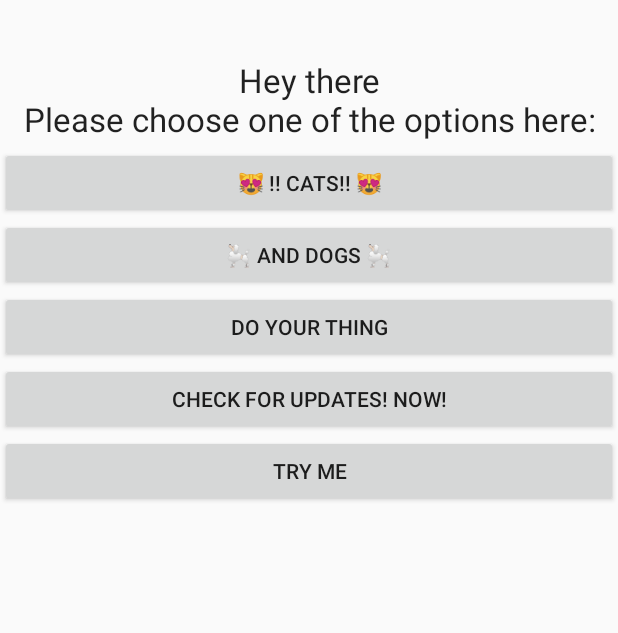
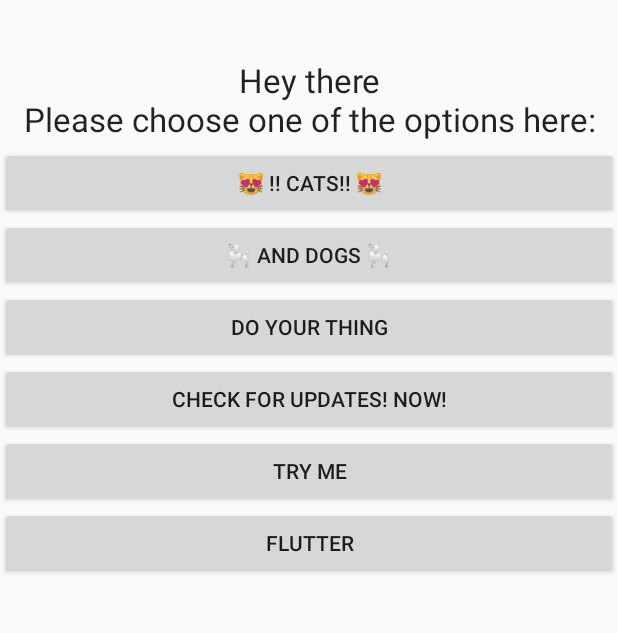
Before and after one commit to gdg-berlin-android/ZeThree, an Android app built with Jetpack Compose: the screen it shows after launch (MainActivity), on a phone screen of 412 x 824 dp, the part 56-689 px from its top. Run offline under Robolectric (Android 15) with nearby library versions, the phone set to English and light mode, and no system bars; libraries missing offline, so code that uses them is left out: com.dtx12.android_animations_actions; 2 statements that could not run were skipped.

Commit message:
Mario this is for you

```diff
--- a/app/src/main/res/layout/main_activity.xml
+++ b/app/src/main/res/layout/main_activity.xml
@@ -43,7 +43,7 @@
     <androidx.constraintlayout.helper.widget.Flow
         android:layout_width="match_parent"
         android:layout_height="0dp"
-        app:constraint_referenced_ids="main_cat_button,main_not_cat_button,do_your_thing_button,check_for_updates_button,try_me_button"
+        app:constraint_referenced_ids="main_cat_button,main_not_cat_button,do_your_thing_button,check_for_updates_button,try_me_button, flutter_button"
         app:flow_horizontalStyle="spread"
         app:flow_maxElementsWrap="1"
         app:flow_wrapMode="chain"
@@ -86,4 +86,11 @@
         android:onClick="tryMeFun"
         android:text="Try Me" />
 
+
+    <Button
+        android:id="@+id/flutter_button"
+        android:layout_width="match_parent"
+        android:layout_height="wrap_content"
+        android:onClick="tryMeFun"
+        android:text="Flutter" />
 </androidx.constraintlayout.widget.ConstraintLayout>
```
